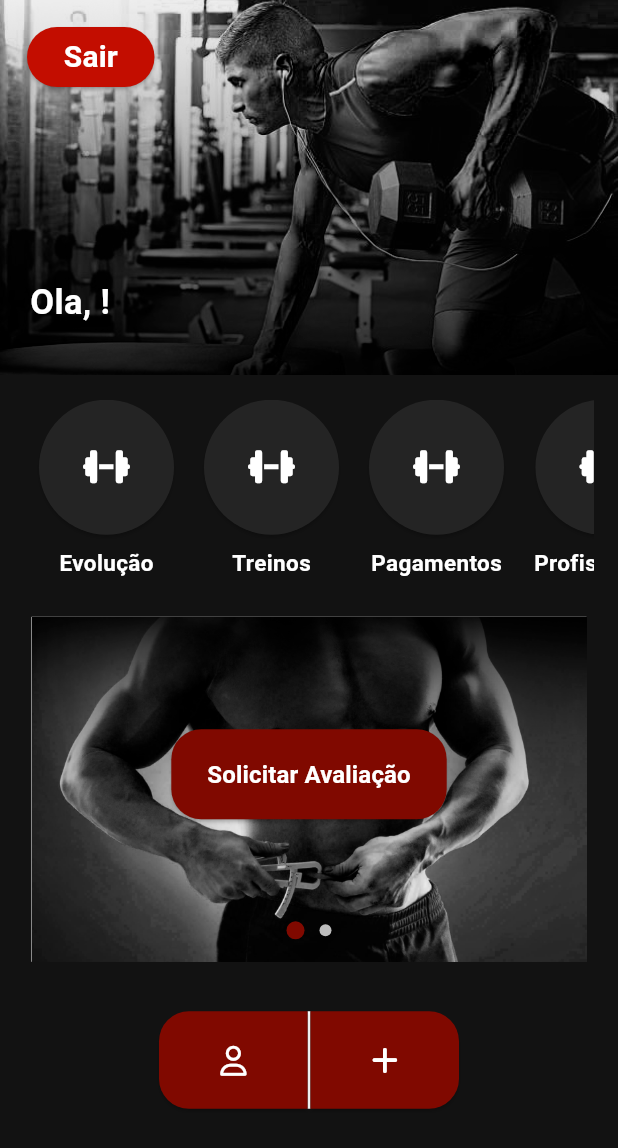
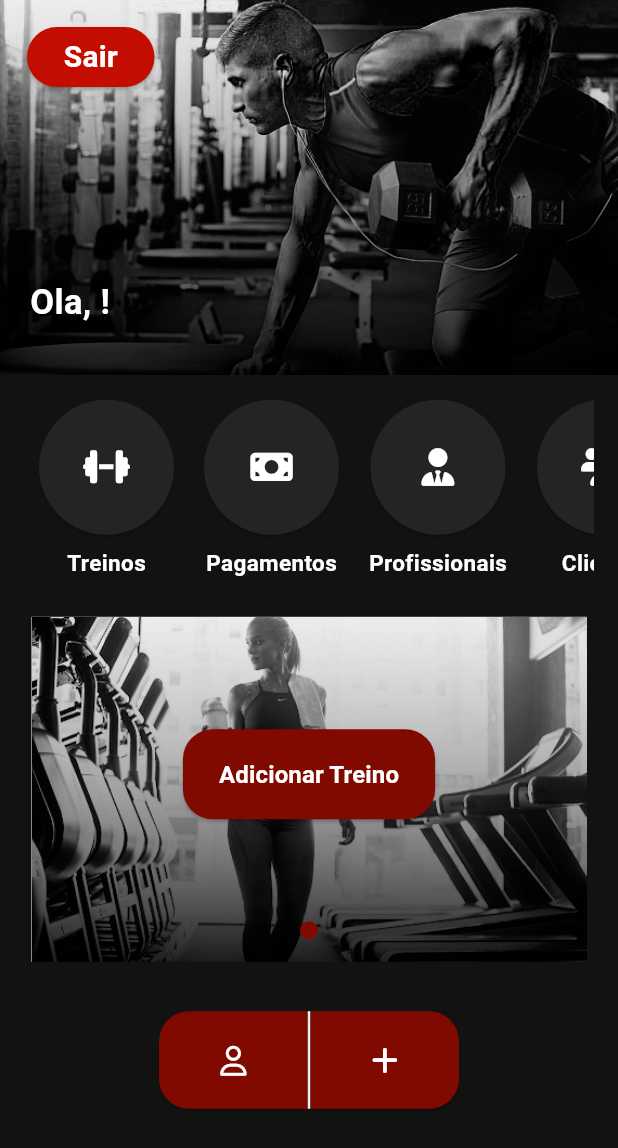
Before and after one commit to superchokkk/gym_app, a Flutter app: the DashboardPage screen opened directly with empty values, on a phone screen of 412 x 824 dp. Shown: the top 1148 px of the screen. Run offline on Flutter 3.47's test engine with Material 3 defaults, Android fonts, the phone set to English and light mode, and no system bars; our stand-ins replace font_awesome_flutter; missing offline and left inert: dart:ffi.

Commit message:
boletos feito

```diff
--- a/lib/domain/models/Cliente.dart
+++ b/lib/domain/models/Cliente.dart
@@ -8,6 +8,7 @@ class Cliente {
   final int idade;
   final double peso;
   final double altura;
+  final String data;
 
   Cliente({
     required this.id,
@@ -19,6 +20,7 @@ class Cliente {
     required this.idade,
     required this.peso,
     required this.altura,
+    required this.data,
   });
 
   factory Cliente.fromJson(Map<String, dynamic> json) {
@@ -32,6 +34,7 @@ class Cliente {
     idade: json['idade'] ?? 0,
     peso: (json['peso'] ?? 0.0).toDouble(),
     altura: (json['altura'] ?? 0.0).toDouble(),
+    data: json['data'] ?? ''
   );
 }
 }
--- a/lib/pages/common/constants/ButtonConfig.dart
+++ b/lib/pages/common/constants/ButtonConfig.dart
@@ -1,23 +1,20 @@
-// ignore_for_file: file_names
-
 import 'package:flutter/material.dart';
 import 'package:font_awesome_flutter/font_awesome_flutter.dart';
 import 'package:gym_management/pages/dashboard_page/navigation/NavigationItem.dart';
 import '../../slideButtons/treino/treino.dart';
+import '../../slideButtons/pagamento/status.dart';
 
 class ButtonConfigs {
   final int identidificador;
+  final int clienteNivel;  // Add clienteNivel parameter
 
-  ButtonConfigs({required this.identidificador});
+  ButtonConfigs({
+    required this.identidificador,
+    required this.clienteNivel,  // Add to constructor
+  });
 
-  List<NavigationItem> get dashboardNavigationItems => [
-    NavigationItem(
-      text: 'Evolução',
-      icon: FontAwesomeIcons.dumbbell,
-      onPressed: (context) {
-        Navigator.pushNamed(context, '/treino');
-      },
-    ),
+  List<NavigationItem> get dashboardNavigationItems {
+    List<NavigationItem> items = [
       NavigationItem(
         text: 'Treinos',
         icon: FontAwesomeIcons.dumbbell,
@@ -25,48 +22,57 @@ class ButtonConfigs {
           Navigator.push(
             context,
             MaterialPageRoute(
-            builder: (context) => TreinoPage(clienteId: identidificador),
+              builder: (context) => TreinoPage(clienteId: identidificador, clienteNivel: clienteNivel),
             ),
           );
         },
       ),
       NavigationItem(
         text: 'Pagamentos',
-      icon: FontAwesomeIcons.dumbbell,
+        icon: FontAwesomeIcons.moneyBill,
         onPressed: (context) {
-        Navigator.pushNamed(context, '/treino');
+          Navigator.push(
+            context,
+            MaterialPageRoute(
+              builder: (context) => StatusPage(clienteId: identidificador),
+            ),
+          );
         },
       ),
       NavigationItem(
           text: 'Profissionais',
-      icon: FontAwesomeIcons.dumbbell,
-      onPressed: (context) {
-        Navigator.pushNamed(context, '/treino');
-      },
-    ),
-    NavigationItem(
-      text: 'Ajuda',
-      icon: FontAwesomeIcons.dumbbell,
-      onPressed: (context) {
-        Navigator.pushNamed(context, '/treino');
-      },
-    ),
-    NavigationItem(
-      text: "",
-      icon: FontAwesomeIcons.plus,
+          icon: FontAwesomeIcons.userTie,
           onPressed: (context) {
             Navigator.pushNamed(context, '/treino');
           },
         ),
     ];
+    if (clienteNivel != 3) {
+      items.add(
+        NavigationItem(
+          text: 'Clientes',
+          icon: FontAwesomeIcons.users,
+          onPressed: (context) {
+            Navigator.pushNamed(context, '/treino');
+          },
+        ),
+      );
+    }
+    if (clienteNivel == 1) {
+      items.add(
+        NavigationItem(
+          text: '+Profissionais',
+          icon: FontAwesomeIcons.userPen,
+          onPressed: (context) {
+            Navigator.pushNamed(context, '/treino');
+          },
+        ),
+      );
+    }
+    return items;
+  }
 
   List<Map<String, dynamic>> get dashboardSliderButtonsConfig => [
-    {
-      'text': 'Solicitar Avaliação',
-      'onPressed': () {
-        print('Botão de avaliação de aluno pressionado');
-      },
-    },
     {
       'text': 'Adicionar Treino',
       'onPressed': () {
--- a/lib/pages/dashboard_page/DashboardPage.dart
+++ b/lib/pages/dashboard_page/DashboardPage.dart
@@ -43,7 +43,9 @@ class _DashboardPageState extends State<DashboardPage> {
                       vertical: screenHeight * 0.02,
                       horizontal: 16,
                     ),
-                    child: DashboardNavigation(clienteId: widget.cliente.id),
+                    child: DashboardNavigation(
+                        clienteId: widget.cliente.id,
+                        clienteNivel: widget.cliente.nivel),
                   ),
 
                   // Slides
@@ -52,7 +54,9 @@ class _DashboardPageState extends State<DashboardPage> {
                       vertical: screenHeight * 0.01,
                       horizontal: 8,
                     ),
-                    child: const DashboardSlider(),
+                    child: DashboardSlider(
+                        clienteId: widget.cliente.id,
+                        clienteNivel: widget.cliente.nivel),
                   ),
 
                   // Footer buttons
--- a/lib/pages/dashboard_page/header/DashboardHeader.dart
+++ b/lib/pages/dashboard_page/header/DashboardHeader.dart
@@ -25,7 +25,7 @@ class DashboardHeader extends StatelessWidget {
             height: 250,
           ),
           Align(
-            alignment: Alignment.centerLeft, // Alinha no canto esquerdo
+            alignment: Alignment.centerLeft,
             child: Padding(
               padding: const EdgeInsets.only(top: 18, left: 18),
               child: SizedBox(
--- a/lib/pages/dashboard_page/navigation/DashboardNavigation.dart
+++ b/lib/pages/dashboard_page/navigation/DashboardNavigation.dart
@@ -7,13 +7,15 @@ import 'package:gym_management/pages/dashboard_page/navigation/DashboardNavigati
 
 class DashboardNavigation extends StatelessWidget {
   final int clienteId;
+  final int clienteNivel;
   late final ButtonConfigs btnConfig;
 
   DashboardNavigation({
     super.key,
     required this.clienteId,
+    required this.clienteNivel,
   }) {
-    btnConfig = ButtonConfigs(identidificador: clienteId);
+    btnConfig = ButtonConfigs(identidificador: clienteId, clienteNivel: clienteNivel);
   }
 
   @override
--- a/lib/pages/dashboard_page/slider/DashboardSlider.dart
+++ b/lib/pages/dashboard_page/slider/DashboardSlider.dart
@@ -8,18 +8,24 @@ import 'package:gym_management/pages/dashboard_page/slider/dots/DotsSliderContro
 import 'package:gym_management/pages/dashboard_page/slider/img_slide/ImageSlide.dart';
 
 class DashboardSlider extends StatefulWidget {
-  const DashboardSlider({super.key});
+  final int clienteId;
+  final int clienteNivel;
+
+  const DashboardSlider({
+    super.key,
+    required this.clienteId,
+    required this.clienteNivel,
+  });
 
   @override
   State<DashboardSlider> createState() => _DashboardSliderState();
 }
 
 class _DashboardSliderState extends State<DashboardSlider> {
-
-  ButtonConfigs navBtn = ButtonConfigs(identidificador: 2);
+  late int ClienteNivel;
+  late ButtonConfigs navBtn;
 
   final List<String> imagePaths = [
-    'assets/img/bfimage.png',
     'assets/img/women-tredmill.png',
   ];
   int _currentIndex = 0;
@@ -29,8 +35,15 @@ class _DashboardSliderState extends State<DashboardSlider> {
   @override
   void initState() {
     super.initState();
+    ClienteNivel = widget.clienteNivel;
+    navBtn = ButtonConfigs(
+      identidificador: widget.clienteId,
+      clienteNivel: ClienteNivel
+    );
     _slides = List.generate(
-        imagePaths.length, (index) => ImageSlide(imagePath: imagePaths[index]));
+      imagePaths.length,
+      (index) => ImageSlide(imagePath: imagePaths[index])
+    );
   }
 
   @override
--- a/lib/pages/slideButtons/treino/treino.dart
+++ b/lib/pages/slideButtons/treino/treino.dart
@@ -8,9 +8,12 @@ import '../../../api/dellAddTreino.dart';
 
 class TreinoPage extends StatefulWidget {
   final int clienteId;
+  final int clienteNivel;
+
   const TreinoPage({
     Key? key,
     required this.clienteId,
+    required this.clienteNivel,
   }) : super(key: key);
 
   @override
@@ -27,7 +30,7 @@ class _TreinosPageState extends State<TreinoPage> {
   void initState() {
     super.initState();
     treinosFuture = fetchTreinos(widget.clienteId);
-    btnconfg = ButtonConfigs(identidificador: widget.clienteId);
+    btnconfg = ButtonConfigs(identidificador: widget.clienteId, clienteNivel: widget.clienteNivel);
   }
 
   @override
```
Also changed, not shown: lib/api/mudarStatus.dart (added, +47 -0 lines), lib/pages/slideButtons/pagamento/status.dart (added, +208 -0 lines), 1 other file. Lines whose indentation alone changed are shown as unchanged.
